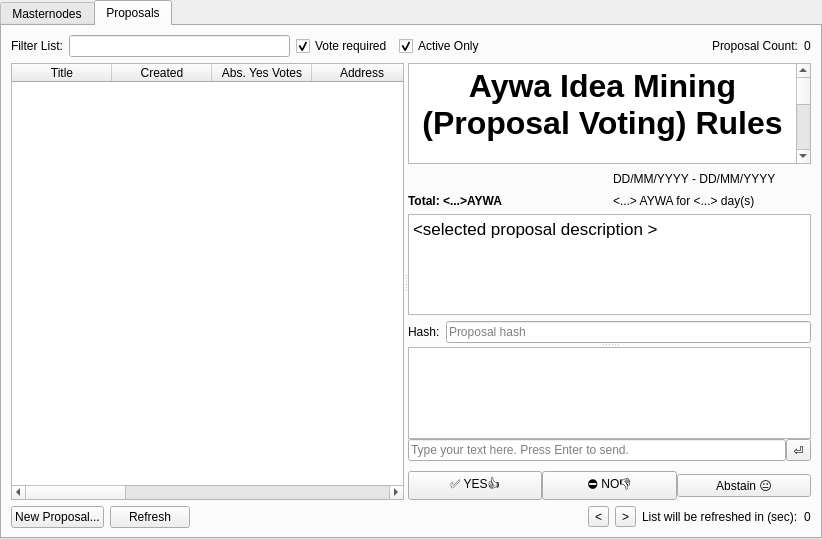
Before: the Qt Designer form src/qt/forms/masternodelist.ui in GetAywa/AywaCore, drawn with Qt 5.
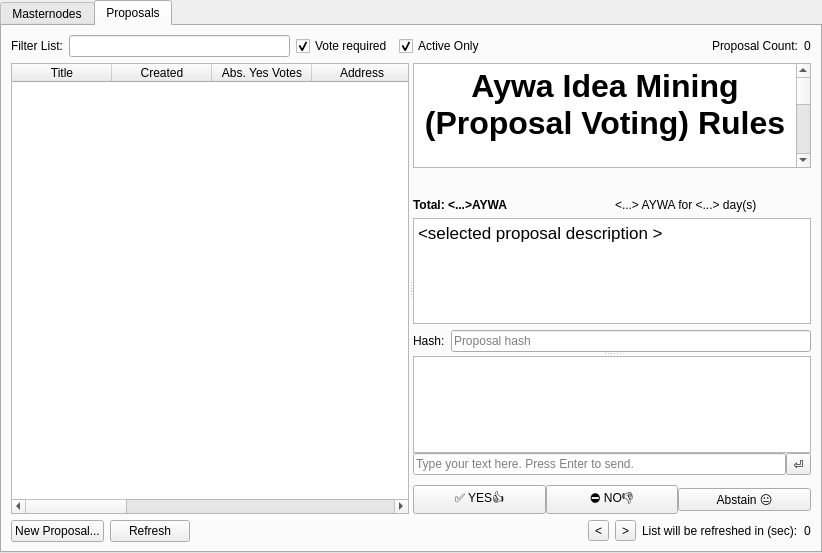
After: the same form once the commit is applied.

Diff of the .ui file:
```diff
--- a/src/qt/forms/masternodelist.ui
+++ b/src/qt/forms/masternodelist.ui
@@ -7,7 +7,7 @@
     <x>0</x>
     <y>0</y>
     <width>822</width>
-    <height>539</height>
+    <height>553</height>
    </rect>
   </property>
   <property name="windowTitle">
@@ -524,7 +524,7 @@
                       </font>
                      </property>
                      <property name="text">
-                      <string>&lt;SELECTED PROPOSAL_NAME (DD/MM/YYYY)&gt;</string>
+                      <string>&lt;SELECTED PROPOSAL_NAME&gt;</string>
                      </property>
                     </widget>
                    </item>
@@ -554,7 +554,7 @@
                    <item row="4" column="1">
                     <widget class="QLabel" name="labelProposalFromToDate">
                      <property name="text">
-                      <string>DD/MM/YYYY - DD/MM/YYYY</string>
+                      <string>&lt;selected proposal period&gt;</string>
                      </property>
                     </widget>
                    </item>
@@ -579,8 +579,7 @@
 &lt;p align=&quot;justify&quot; style=&quot; margin-top:0px; margin-bottom:0px; margin-left:0px; margin-right:0px; -qt-block-indent:0; text-indent:0px;&quot;&gt;&lt;span style=&quot; font-size:18pt;&quot;&gt;4. If you create first proposal ask 1-50 AYWA for 1-5 days, but if a  job useful for Aywa already done and you share result, you can ask as many as you want.&lt;/span&gt;&lt;/p&gt;
 &lt;p align=&quot;justify&quot; style=&quot;-qt-paragraph-type:empty; margin-top:0px; margin-bottom:0px; margin-left:0px; margin-right:0px; -qt-block-indent:0; text-indent:0px; font-size:18pt;&quot;&gt;&lt;br /&gt;&lt;/p&gt;
 &lt;p align=&quot;justify&quot; style=&quot; margin-top:0px; margin-bottom:0px; margin-left:0px; margin-right:0px; -qt-block-indent:0; text-indent:0px;&quot;&gt;&lt;span style=&quot; font-size:18pt;&quot;&gt;5. All IdeaMining payments are transferred automatically by blockchain daily at about 22:00 UTC. Coins are generating for approved proposals only. Platform doesn't have any hidden developers fees.&lt;/span&gt;&lt;/p&gt;
-&lt;p align=&quot;justify&quot; style=&quot;-qt-paragraph-type:empty; margin-top:0px; margin-bottom:0px; margin-left:0px; margin-right:0px; -qt-block-indent:0; text-indent:0px; font-size:18pt;&quot;&gt;&lt;br /&gt;&lt;/p&gt;
-&lt;p align=&quot;justify&quot; style=&quot; margin-top:0px; margin-bottom:0px; margin-left:0px; margin-right:0px; -qt-block-indent:0; text-indent:0px;&quot;&gt;&lt;span style=&quot; font-size:18pt;&quot;&gt;6. If &lt;/span&gt;&lt;/p&gt;&lt;/body&gt;&lt;/html&gt;</string>
+&lt;p align=&quot;justify&quot; style=&quot;-qt-paragraph-type:empty; margin-top:0px; margin-bottom:0px; margin-left:0px; margin-right:0px; -qt-block-indent:0; text-indent:0px; font-size:18pt;&quot;&gt;&lt;br /&gt;&lt;/p&gt;&lt;/body&gt;&lt;/html&gt;</string>
                    </property>
                   </widget>
                  </item>
```
Left out of the diff: 10 changed lines with no effect on the pictures.
